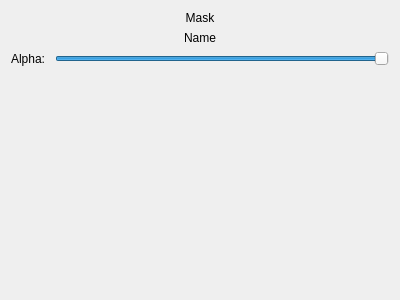
Old version of the form src/WhiskerToolbox/Media_Widget/MediaMask_Widget/MediaMask_Widget.ui in the repository paulmthompson/WhiskerToolbox.
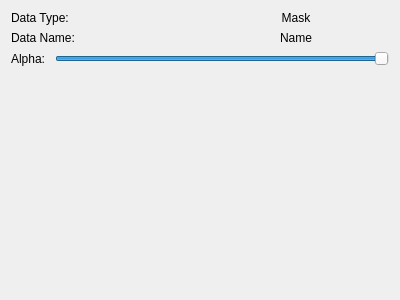
New version of the form.

Commit message: use datatype return from data manager.

Diff of the .ui file:
```diff
--- a/src/WhiskerToolbox/Media_Widget/MediaMask_Widget/MediaMask_Widget.ui
+++ b/src/WhiskerToolbox/Media_Widget/MediaMask_Widget/MediaMask_Widget.ui
@@ -15,6 +15,15 @@
   </property>
   <layout class="QVBoxLayout" name="verticalLayout">
    <item>
+    <layout class="QHBoxLayout" name="horizontalLayout_2">
+     <item>
+      <widget class="QLabel" name="label">
+       <property name="text">
+        <string>Data Type:</string>
+       </property>
+      </widget>
+     </item>
+     <item>
     <widget class="QLabel" name="label_3">
      <property name="text">
       <string>Mask</string>
@@ -24,6 +33,17 @@
      </property>
     </widget>
    </item>
+    </layout>
+   </item>
+   <item>
+    <layout class="QHBoxLayout" name="horizontalLayout_3">
+     <item>
+      <widget class="QLabel" name="label_4">
+       <property name="text">
+        <string>Data Name:</string>
+       </property>
+      </widget>
+     </item>
    <item>
     <widget class="QLabel" name="name_label">
      <property name="text">
@@ -33,6 +53,8 @@
       <set>Qt::AlignmentFlag::AlignCenter</set>
      </property>
     </widget>
+     </item>
+    </layout>
    </item>
    <item>
     <layout class="QHBoxLayout" name="horizontalLayout">
```
Lines whose indentation alone changed are shown as unchanged. The commit also changes 13 other files.
